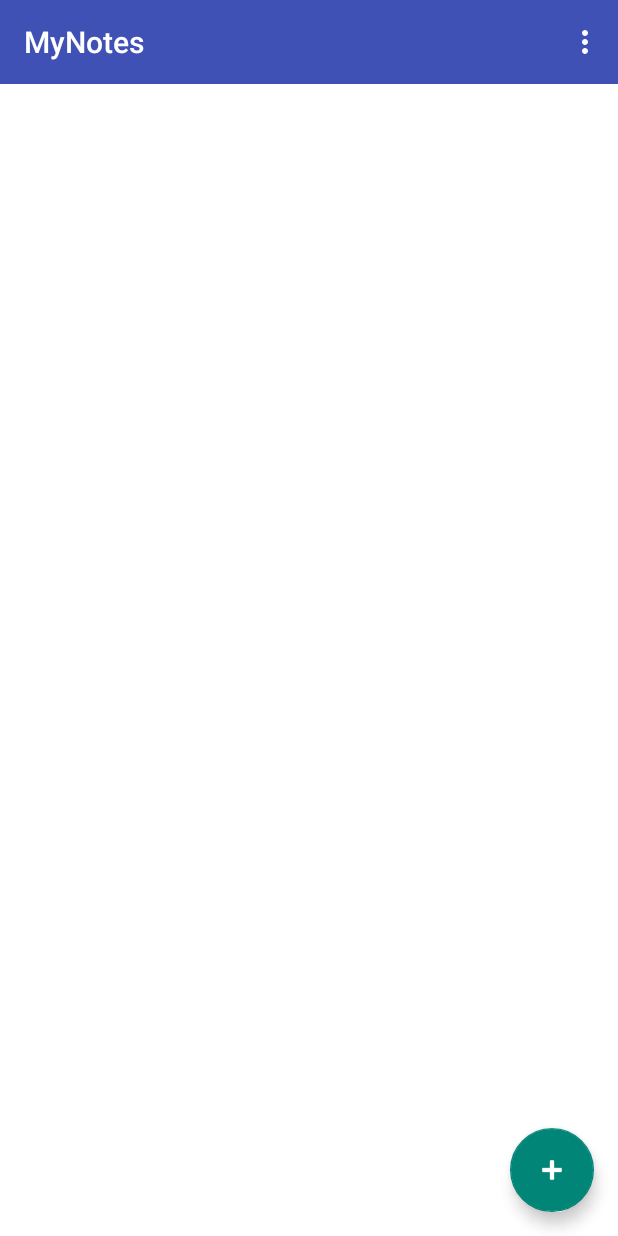
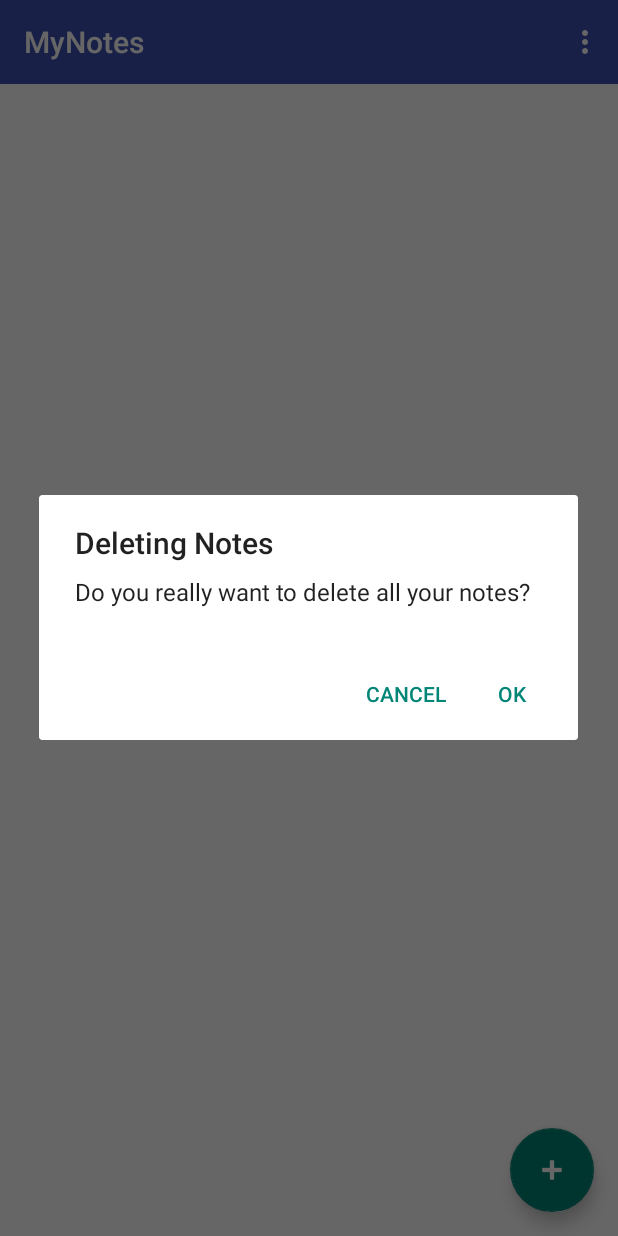
Before and after one commit to jhurl3y/CodeNinjaApp, an Android app: the screen it shows after launch (MainActivity), in the options menu, after a tap on "Delete All Notes", on a phone screen of 412 x 824 dp. Run offline under Robolectric (Android 15) with nearby library versions, the phone set to English and light mode, and no system bars.

Commit message:
Can delete all notes.

```diff
--- a/app/src/main/java/com/example/hurley/codeninja/MainActivity.java
+++ b/app/src/main/java/com/example/hurley/codeninja/MainActivity.java
@@ -1,7 +1,9 @@
 package com.example.hurley.codeninja;
 
+import android.app.AlertDialog;
 import android.app.LoaderManager;
 import android.content.CursorLoader;
+import android.content.DialogInterface;
 import android.content.Intent;
 import android.content.Loader;
 import android.database.Cursor;
@@ -23,8 +25,10 @@ import android.view.Menu;
 import android.view.MenuItem;
 import android.view.View;
 import android.widget.SimpleCursorAdapter;
+import android.widget.Toast;
 
 import com.example.hurley.codeninja.contentprovider.NotesContentProvider;
+import com.example.hurley.codeninja.database.NotesTable;
 
 public class MainActivity extends AppCompatActivity implements LoaderManager.LoaderCallbacks<Cursor>{
 
@@ -60,6 +64,19 @@ public class MainActivity extends AppCompatActivity implements LoaderManager.Loa
 
     @Override
     public boolean onOptionsItemSelected(MenuItem item) {
+        // handle arrow click here
+        if (item.getItemId() == R.id.action_user) {
+            new AlertDialog.Builder(this)
+                .setTitle(R.string.deleting_notes_title)
+                .setMessage(R.string.deleting_notes_msg)
+                .setPositiveButton(android.R.string.yes, new DialogInterface.OnClickListener() {
+
+                    public void onClick(DialogInterface dialog, int whichButton) {
+                        getContentResolver().delete(NotesContentProvider.CONTENT_URI, "", null);
+                    }
+                })
+                .setNegativeButton(android.R.string.no, null).show();
+        }
         return super.onOptionsItemSelected(item);
     }
 
--- a/app/src/main/res/values/strings.xml
+++ b/app/src/main/res/values/strings.xml
@@ -6,4 +6,6 @@
     <string name="delete_all">Delete All Notes</string>
     <string name="desc_hint">So this is your note..</string>
     <string name="title_hint">Title..</string>
+    <string name="deleting_notes_title">Deleting Notes</string>
+    <string name="deleting_notes_msg">Do you really want to delete all your notes?</string>
 </resources>
```
